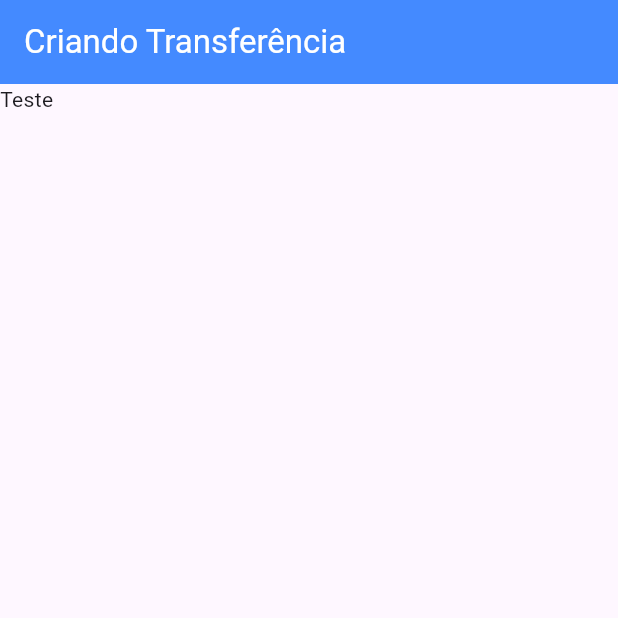
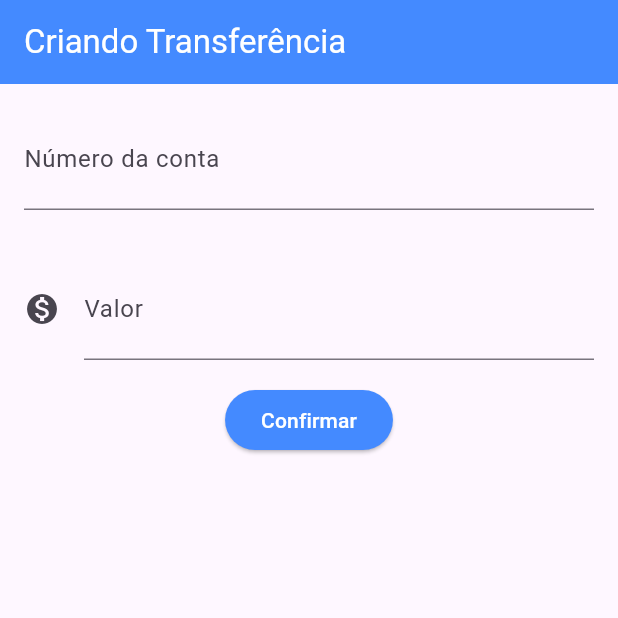
Before and after one commit to rogeriobgregorio/estudos-flutter, a Flutter app: the screen it shows after launch, on a phone screen of 412 x 824 dp, the top half of it. Run offline on Flutter 3.47's test engine with Material 3 defaults, Android fonts, the phone set to English and light mode, and no system bars.

Commit message:
feat: Add Textfield and ElevatedButton widgets in TransferForm widget class

```diff
--- a/bytebank/lib/main.dart
+++ b/bytebank/lib/main.dart
@@ -30,7 +30,45 @@ class TransferForm extends StatelessWidget {
         ),
         backgroundColor: Colors.blueAccent,
       ),
-      body: Text('Teste'),
+      body: Column(
+        children: <Widget>[
+          Padding(
+            padding: const EdgeInsets.all(16.0),
+            child: TextField(
+              style: TextStyle(
+                fontSize: 24.0,
+              ),
+              decoration: InputDecoration(
+                labelText: 'Número da conta',
+                hintText: '0000',
+              ),
+              keyboardType: TextInputType.number,
+            ),
+          ),
+          Padding(
+            padding: const EdgeInsets.all(16.0),
+            child: TextField(
+              style: TextStyle(
+                fontSize: 24.0,
+              ),
+              decoration: InputDecoration(
+                icon: Icon(Icons.monetization_on),
+                labelText: 'Valor',
+                hintText: '0.00',
+              ),
+              keyboardType: TextInputType.number,
+            ),
+          ),
+          ElevatedButton(
+            onPressed: () => print("Teste botão"),
+            style: ElevatedButton.styleFrom(
+              backgroundColor: Colors.blueAccent,
+              foregroundColor: Colors.white,
+            ),
+            child: Text('Confirmar'),
+          ),
+        ],
+      ),
     );
   }
 }
```
